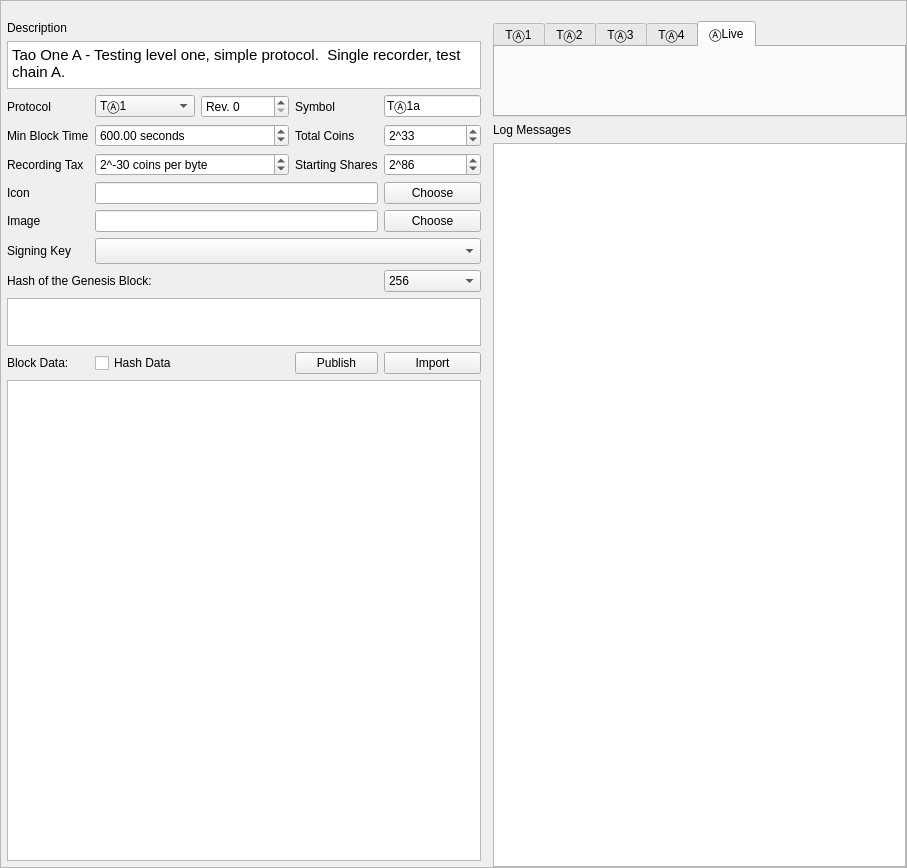
Before: the Qt Designer form apps/GenesisForm/genesisForm.ui in assignonward/aosuite, drawn with Qt 5.
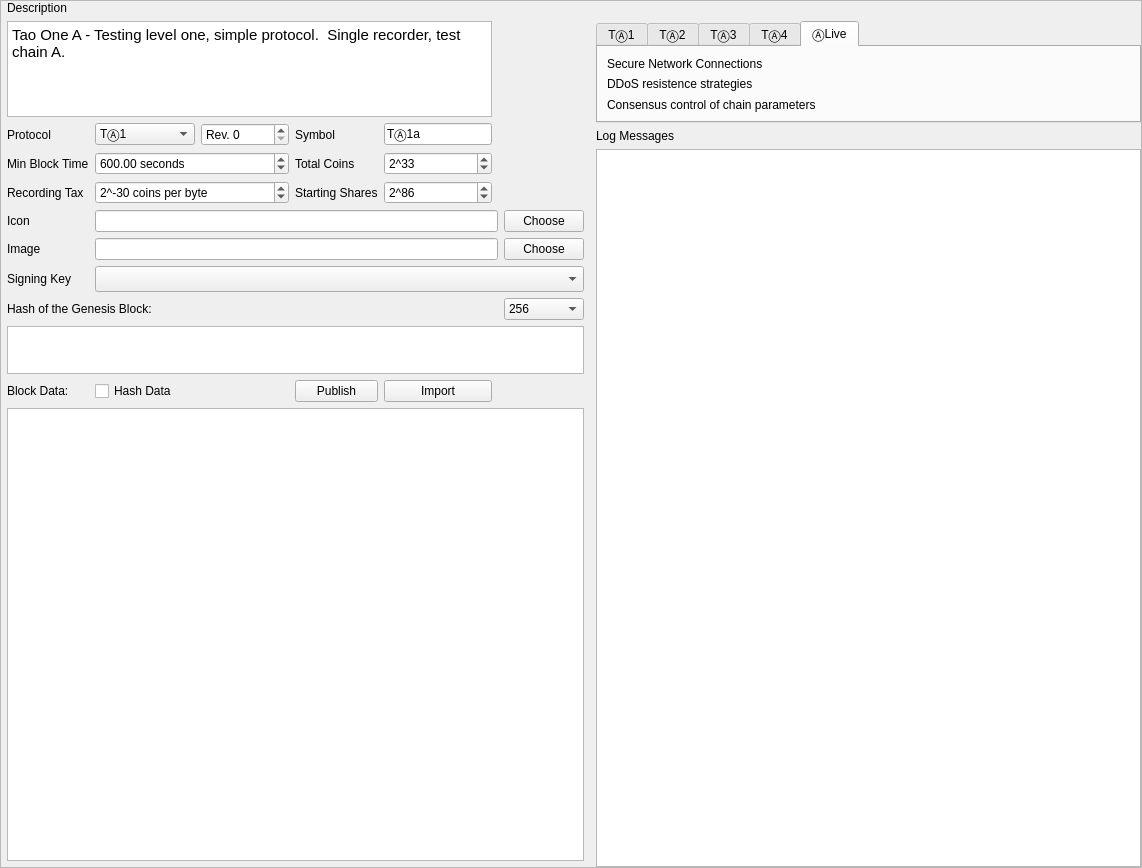
After: the same form once the commit is applied. The open tabs and pages were chosen to show the change. Icons and pictures are not drawn.

What changed in the file:
```diff
--- a/apps/GenesisForm/genesisForm.ui
+++ b/apps/GenesisForm/genesisForm.ui
@@ -6,7 +6,7 @@
    <rect>
     <x>0</x>
     <y>0</y>
-    <width>907</width>
+    <width>1142</width>
     <height>868</height>
    </rect>
   </property>
@@ -21,7 +21,7 @@
     <rect>
      <x>0</x>
      <y>0</y>
-     <width>905</width>
+     <width>1140</width>
      <height>866</height>
     </rect>
    </property>
@@ -52,10 +52,26 @@
       <property name="bottomMargin">
        <number>6</number>
       </property>
-      <item row="1" column="0">
-       <widget class="QLabel" name="label_6">
-        <property name="text">
-         <string>Description</string>
+      <item row="2" column="0" colspan="4">
+       <widget class="QTextEdit" name="description">
+        <property name="sizePolicy">
+         <sizepolicy hsizetype="Expanding" vsizetype="Expanding">
+          <horstretch>0</horstretch>
+          <verstretch>0</verstretch>
+         </sizepolicy>
+        </property>
+        <property name="maximumSize">
+         <size>
+          <width>16777215</width>
+          <height>96</height>
+         </size>
+        </property>
+        <property name="html">
+         <string>&lt;!DOCTYPE HTML PUBLIC &quot;-//W3C//DTD HTML 4.0//EN&quot; &quot;http://www.w3.org/TR/REC-html40/strict.dtd&quot;&gt;
+&lt;html&gt;&lt;head&gt;&lt;meta name=&quot;qrichtext&quot; content=&quot;1&quot; /&gt;&lt;style type=&quot;text/css&quot;&gt;
+p, li { white-space: pre-wrap; }
+&lt;/style&gt;&lt;/head&gt;&lt;body style=&quot; font-family:'Ubuntu'; font-size:11pt; font-weight:400; font-style:normal;&quot;&gt;
+&lt;p style=&quot; margin-top:0px; margin-bottom:0px; margin-left:0px; margin-right:0px; -qt-block-indent:0; text-indent:0px;&quot;&gt;Tao One A - Testing level one, simple protocol.  Single recorder, test chain A.&lt;/p&gt;&lt;/body&gt;&lt;/html&gt;</string>
         </property>
        </widget>
       </item>
@@ -80,9 +96,6 @@
         </property>
        </widget>
       </item>
-      <item row="7" column="1" colspan="2">
-       <widget class="QLineEdit" name="image"/>
-      </item>
       <item row="11" column="2">
        <widget class="QPushButton" name="publishGenesisBlock">
         <property name="text">
@@ -168,13 +181,6 @@
         </property>
        </widget>
       </item>
-      <item row="7" column="3">
-       <widget class="QPushButton" name="chooseImage">
-        <property name="text">
-         <string>Choose</string>
-        </property>
-       </widget>
-      </item>
       <item row="11" column="1">
        <widget class="QCheckBox" name="hashData">
         <property name="text">
@@ -205,9 +211,6 @@
         </property>
        </widget>
       </item>
-      <item row="6" column="1" colspan="2">
-       <widget class="QLineEdit" name="icon"/>
-      </item>
       <item row="3" column="2">
        <widget class="QLabel" name="label_5">
         <property name="text">
@@ -234,24 +237,6 @@
         </property>
        </widget>
       </item>
-      <item row="10" column="0" colspan="4">
-       <widget class="QPlainTextEdit" name="hash">
-        <property name="maximumSize">
-         <size>
-          <width>16777215</width>
-          <height>48</height>
-         </size>
-        </property>
-        <property name="font">
-         <font>
-          <family>Ubuntu Mono</family>
-         </font>
-        </property>
-        <property name="readOnly">
-         <bool>true</bool>
-        </property>
-       </widget>
-      </item>
       <item row="4" column="2">
        <widget class="QLabel" name="label_4">
         <property name="text">
@@ -275,25 +260,6 @@
         </property>
        </widget>
       </item>
-      <item row="9" column="3">
-       <widget class="QComboBox" name="hashType">
-        <item>
-         <property name="text">
-          <string>256</string>
-         </property>
-        </item>
-        <item>
-         <property name="text">
-          <string>512</string>
-         </property>
-        </item>
-        <item>
-         <property name="text">
-          <string>224s16</string>
-         </property>
-        </item>
-       </widget>
-      </item>
       <item row="9" column="0" colspan="2">
        <widget class="QLabel" name="label_18">
         <property name="text">
@@ -301,77 +267,6 @@
         </property>
        </widget>
       </item>
-      <item row="2" column="0" colspan="4">
-       <widget class="QTextEdit" name="description">
-        <property name="sizePolicy">
-         <sizepolicy hsizetype="Expanding" vsizetype="Expanding">
-          <horstretch>0</horstretch>
-          <verstretch>0</verstretch>
-         </sizepolicy>
-        </property>
-        <property name="maximumSize">
-         <size>
-          <width>16777215</width>
-          <height>48</height>
-         </size>
-        </property>
-        <property name="html">
-         <string>&lt;!DOCTYPE HTML PUBLIC &quot;-//W3C//DTD HTML 4.0//EN&quot; &quot;http://www.w3.org/TR/REC-html40/strict.dtd&quot;&gt;
-&lt;html&gt;&lt;head&gt;&lt;meta name=&quot;qrichtext&quot; content=&quot;1&quot; /&gt;&lt;style type=&quot;text/css&quot;&gt;
-p, li { white-space: pre-wrap; }
-&lt;/style&gt;&lt;/head&gt;&lt;body style=&quot; font-family:'Ubuntu'; font-size:11pt; font-weight:400; font-style:normal;&quot;&gt;
-&lt;p style=&quot; margin-top:0px; margin-bottom:0px; margin-left:0px; margin-right:0px; -qt-block-indent:0; text-indent:0px;&quot;&gt;Tao One A - Testing level one, simple protocol.  Single recorder, test chain A.&lt;/p&gt;&lt;/body&gt;&lt;/html&gt;</string>
-        </property>
-       </widget>
-      </item>
-      <item row="6" column="3">
-       <widget class="QPushButton" name="chooseIcon">
-        <property name="text">
-         <string>Choose</string>
-        </property>
-       </widget>
-      </item>
-      <item row="0" column="0" colspan="4">
-       <layout class="QHBoxLayout" name="horizontalLayout_3">
-        <property name="topMargin">
-         <number>0</number>
-        </property>
-        <item>
-         <widget class="QLabel" name="label_3">
-          <property name="maximumSize">
-           <size>
-            <width>256</width>
-            <height>256</height>
-           </size>
-          </property>
-          <property name="toolTip">
-           <string>The first chapter of B'reshit, or Genesis, written on an egg, in the Jerusalem museum</string>
-          </property>
-          <property name="text">
-           <string/>
-          </property>
-          <property name="pixmap">
-           <pixmap resource="genesisFormResources.qrc">:/icons/Genesis.png</pixmap>
-          </property>
-          <property name="scaledContents">
-           <bool>true</bool>
-          </property>
-          <property name="alignment">
-           <set>Qt::AlignCenter</set>
-          </property>
-         </widget>
-        </item>
-       </layout>
-      </item>
-      <item row="12" column="0" colspan="4">
-       <widget class="QPlainTextEdit" name="block">
-        <property name="font">
-         <font>
-          <family>Ubuntu Mono</family>
-         </font>
-        </property>
-       </widget>
-      </item>
       <item row="11" column="3">
        <widget class="QPushButton" name="importGenesisBlock">
         <property name="text">
@@ -400,7 +295,61 @@
         </property>
        </widget>
       </item>
-      <item row="8" column="1" colspan="3">
+      <item row="6" column="5">
+       <widget class="QPushButton" name="chooseIcon">
+        <property name="text">
+         <string>Choose</string>
+        </property>
+       </widget>
+      </item>
+      <item row="12" column="0" colspan="6">
+       <widget class="QPlainTextEdit" name="block">
+        <property name="font">
+         <font>
+          <family>Ubuntu Mono</family>
+         </font>
+        </property>
+       </widget>
+      </item>
+      <item row="1" column="4" rowspan="5" colspan="2">
+       <widget class="QLabel" name="label_3">
+        <property name="maximumSize">
+         <size>
+          <width>256</width>
+          <height>256</height>
+         </size>
+        </property>
+        <property name="toolTip">
+         <string>The first chapter of B'reshit, or Genesis, written on an egg, in the Jerusalem museum</string>
+        </property>
+        <property name="text">
+         <string/>
+        </property>
+        <property name="pixmap">
+         <pixmap resource="genesisFormResources.qrc">:/icons/Genesis.png</pixmap>
+        </property>
+        <property name="scaledContents">
+         <bool>true</bool>
+        </property>
+        <property name="alignment">
+         <set>Qt::AlignCenter</set>
+        </property>
+       </widget>
+      </item>
+      <item row="7" column="5">
+       <widget class="QPushButton" name="chooseImage">
+        <property name="text">
+         <string>Choose</string>
+        </property>
+       </widget>
+      </item>
+      <item row="6" column="1" colspan="4">
+       <widget class="QLineEdit" name="icon"/>
+      </item>
+      <item row="7" column="1" colspan="4">
+       <widget class="QLineEdit" name="image"/>
+      </item>
+      <item row="8" column="1" colspan="5">
        <widget class="QComboBox" name="signingKey">
         <property name="font">
          <font>
@@ -410,6 +359,57 @@
         </property>
        </widget>
       </item>
+      <item row="10" column="0" colspan="6">
+       <widget class="QPlainTextEdit" name="hash">
+        <property name="maximumSize">
+         <size>
+          <width>16777215</width>
+          <height>48</height>
+         </size>
+        </property>
+        <property name="font">
+         <font>
+          <family>Ubuntu Mono</family>
+         </font>
+        </property>
+        <property name="readOnly">
+         <bool>true</bool>
+        </property>
+       </widget>
+      </item>
+      <item row="9" column="5">
+       <widget class="QComboBox" name="hashType">
+        <item>
+         <property name="text">
+          <string>256</string>
+         </property>
+        </item>
+        <item>
+         <property name="text">
+          <string>512</string>
+         </property>
+        </item>
+        <item>
+         <property name="text">
+          <string>224s16</string>
+         </property>
+        </item>
+       </widget>
+      </item>
+      <item row="1" column="0">
+       <layout class="QVBoxLayout" name="verticalLayout_5">
+        <item>
+         <widget class="QLabel" name="label_6">
+          <property name="text">
+           <string>Description</string>
+          </property>
+          <property name="alignment">
+           <set>Qt::AlignBottom|Qt::AlignLeading|Qt::AlignLeft</set>
+          </property>
+         </widget>
+        </item>
+       </layout>
+      </item>
      </layout>
     </item>
     <item>
@@ -539,6 +539,29 @@
          <attribute name="title">
           <string>ⒶLive</string>
          </attribute>
+         <layout class="QVBoxLayout" name="verticalLayout_4">
+          <item>
+           <widget class="QLabel" name="label_27">
+            <property name="text">
+             <string>Secure Network Connections</string>
+            </property>
+           </widget>
+          </item>
+          <item>
+           <widget class="QLabel" name="label_28">
+            <property name="text">
+             <string>DDoS resistence strategies</string>
+            </property>
+           </widget>
+          </item>
+          <item>
+           <widget class="QLabel" name="label_29">
+            <property name="text">
+             <string>Consensus control of chain parameters</string>
+            </property>
+           </widget>
+          </item>
+         </layout>
         </widget>
        </widget>
       </item>
```
Left out of the diff: 43 changed lines with no effect on the pictures.
